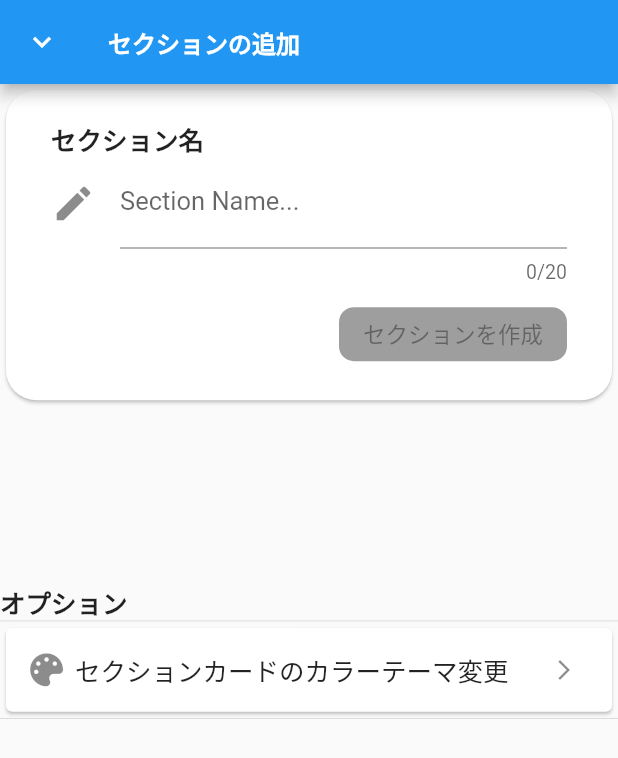
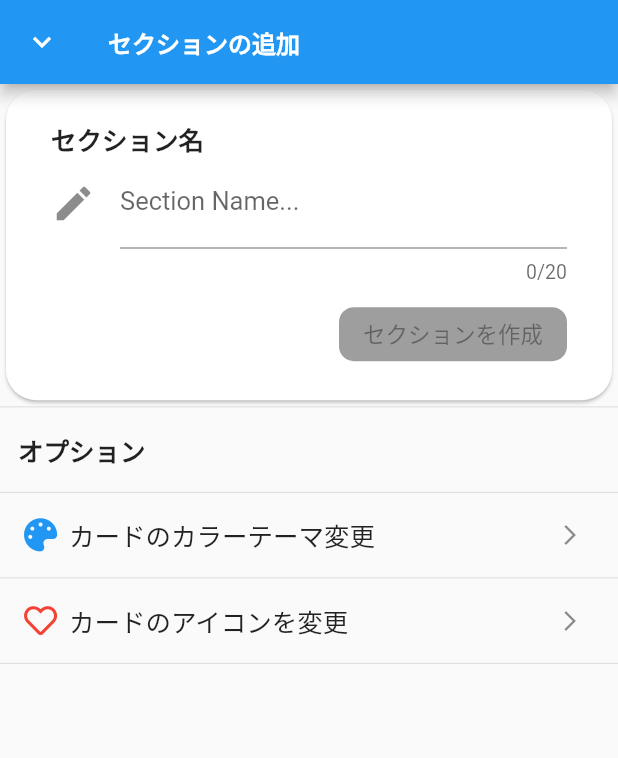
Before and after one commit to RyoichiNakai/ManagementTool_Flutter, a Flutter app: the screen it shows after launch, after a tap on the "add" icon, on a phone screen of 412 x 824 dp. Shown: the top 758 px of the screen. Run offline on Flutter 3.47's test engine with Material 2 defaults, Android fonts, the phone set to English and light mode, and no system bars; our stand-ins replace font_awesome_flutter, shared_preferences, sqflite; accounts and stored records are empty.

Commit message:
new commit

```diff
--- a/lib/main.dart
+++ b/lib/main.dart
@@ -45,10 +45,10 @@ class MyApp extends StatelessWidget {
 
   final themeDataDark = ThemeData.dark().copyWith(
     primaryColorDark: Colors.black,
-    backgroundColor: Colors.grey[800],
+    iconTheme: IconThemeData.fallback().copyWith(
+      color: Colors.blueGrey,
+    ),
     accentColor: Colors.blue, //ボタンの中のアイコンの色
-    textSelectionColor: Colors.white, //タブバーの文字の色
-    canvasColor: Colors.white, //カードの中の文字
   );
 
 
--- a/lib/pages/add_section_page.dart
+++ b/lib/pages/add_section_page.dart
@@ -85,17 +85,14 @@ class _AddSectionPageState extends State<AddSectionPage> {
       crossAxisAlignment: CrossAxisAlignment.start,
       children: <Widget>[
         _buildTextFormCard(context),
-        Container(
-          //todo:見栄え悪いからspaceboxにした方がいいかも
-          height: AppInfo.getMediaQuerySizeHeight(context) / 7,
-        ),
-        //todo:メソッドの抽出と位置調整
-        Text('オプション', style: TextStyle(fontSize: 17.0, fontWeight: FontWeight.bold)),
         Divider(height:1.0),
-        _buildColorListTile(context),
+        _buildTitleListTile('オプション'),
+        Divider(height:1.0),
+        _buildListTile(context, 'カードのカラーテーマ変更', FontAwesomeIcons.palette, Colors.blue, null),
+        Divider(height:1.0),
+        _buildListTile(context, 'カードのアイコンを変更', FontAwesomeIcons.heart, Colors.red, null),
         Divider(height:1.0),
       ],
-
     );
 
     return Scaffold(
@@ -185,14 +182,26 @@ class _AddSectionPageState extends State<AddSectionPage> {
     );
   }
 
-  Widget buildArrowIcon() => Padding(
+  Widget _buildTitleListTile(String title) {
+    return ListTile(
+      contentPadding: const EdgeInsets.symmetric(horizontal: 12.0),
+      title: Text(
+        title,
+        style: TextStyle(
+          fontWeight: FontWeight.bold,
+        ),
+      ),
+    );
+  }
+
+  Widget _buildArrowIcon() => Padding(
     padding: const EdgeInsetsDirectional.only(end: 8.0),
     child: Icon(
       Icons.arrow_forward_ios, size: 16.0,
     ),
   );
 
-  Widget buildListTileText(String title) {
+  Widget _buildListTileText(String title) {
     return Expanded(
       child: Text(
         title,
@@ -202,26 +211,21 @@ class _AddSectionPageState extends State<AddSectionPage> {
     );
   }
 
-  Widget _buildColorListTile(BuildContext context){
+  Widget _buildListTile(BuildContext context, String title, IconData icon, Color color, VoidCallback callback){
     return InkWell(
-        onTap: () => null,//AppDataSelectUtils.onTapSelectColorTheme(context),
-        child: Card(
+        onTap: () => callback,//AppDataSelectUtils.onTapSelectColorTheme(context),
         child: ListTile(
           contentPadding: const EdgeInsets.symmetric(horizontal: 16.0),
           title: Row(
             children: <Widget>[
               Padding(
                 padding: const EdgeInsetsDirectional.only(end: 8.0),
-                    child: const Icon(
-                      FontAwesomeIcons.palette,
-                      size: 22.0,
+                child: Icon(icon, color: color, size: 22.0),
               ),
-                  ),
-                  buildListTileText('セクションカードのカラーテーマ変更'),
+              _buildListTileText(title),
             ],
           ),
-              trailing: buildArrowIcon(),
-            ),
+          trailing: _buildArrowIcon(),
         ),
     );
   }
--- a/lib/pages/todolist_page.dart
+++ b/lib/pages/todolist_page.dart
@@ -1,7 +1,9 @@
 import 'package:flutter/cupertino.dart';
 import 'package:flutter/material.dart';
+import 'package:font_awesome_flutter/font_awesome_flutter.dart';
 import 'package:management/pages/add_section_page.dart';
 import 'package:management/utils/database/database_todolist.dart';
+import 'package:management/utils/model/todolist_model.dart';
 
 class MyToDoListPage extends StatefulWidget {
   MyToDoListPage({Key key}) : super(key: key);
@@ -12,11 +14,16 @@ class MyToDoListPage extends StatefulWidget {
 
 class _MyToDoListPageState extends State<MyToDoListPage> {
   DbProvider _provider = new DbProvider();
+  Icon _defaultIcon = Icon(FontAwesomeIcons.icons);
+  List<ToDoListModel> modelList;
 
   @override
   void initState() {
     super.initState();
+    modelList = [];
   }
+
+  //todo:テーブル名の取得
 
   void _appBarLeadingOnPressed() {
     //todo
@@ -28,6 +35,16 @@ class _MyToDoListPageState extends State<MyToDoListPage> {
 
   void _floatingActionButtonOnPressed() {
     AddSectionPage.push(context);
+  }
+
+  void _onReorder(int oldIndex, int newIndex) {
+    if (oldIndex < newIndex) {
+      newIndex -= 1;
+    }
+    setState(() {
+      final model = modelList.removeAt(oldIndex);
+      modelList.insert(newIndex, model);
+    });
   }
 
   @override
@@ -42,6 +59,13 @@ class _MyToDoListPageState extends State<MyToDoListPage> {
           size: 28.0,
         ),
         onPressed: _floatingActionButtonOnPressed
+      ),
+      body: ReorderableListView(
+        onReorder: (oldIndex, newIndex) => _onReorder(oldIndex, newIndex),
+        children: modelList
+            .map((ToDoListModel model) => buildListItem(context,
+            model.title, model.dateTime, model.key.toString()))
+            .toList(),
       ),
     );
   }
@@ -61,4 +85,16 @@ class _MyToDoListPageState extends State<MyToDoListPage> {
     );
   }
 
+  Widget buildListItem(
+      BuildContext context, String title, String dateTime, String key,
+      {VoidCallback callback}) {
+    return ListTile(
+      key: Key(key),
+      leading: _defaultIcon,
+      title: Text(title),
+      onTap: () {},
+      //todo:長く押したら周りが黒くなるのなんで
+    );
+  }
+
 }
```
Lines whose indentation alone changed are shown as unchanged.
